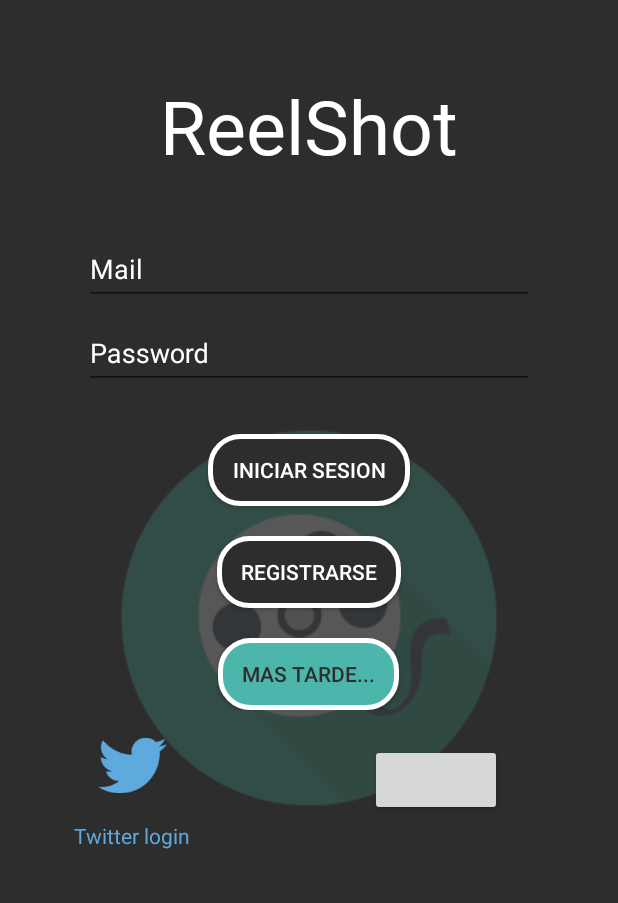
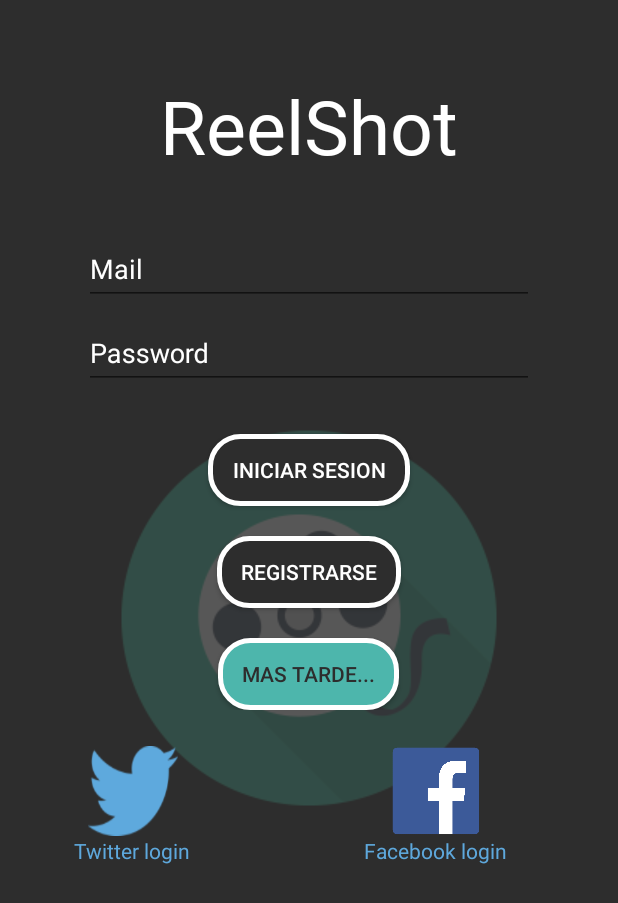
Before and after one commit to Martirio4/DH4, an Android app: the ActivityLogin screen opened directly, with no data from a screen before it, on a phone screen of 412 x 824 dp. Shown: the top 903 px of the screen. Run offline under Robolectric (Android 15) with nearby library versions, the phone set to English and light mode, and no system bars; our stand-ins replace Firebase (no records; nobody signed in at launch, a user with empty details on screens opened directly); libraries missing offline, so code that uses them is left out: com.facebook, com.facebook.login, com.facebook.share, com.twitter.sdk; plain views replace LoginButton; 7 statements that could not run were skipped.

Commit message:
clic poster actores, graficos menores

```diff
--- a/MyApplication_CON_RECYCLER/app/src/main/java/com/craps/myapplication/ControllerFormato/ControllerFormato.java
+++ b/MyApplication_CON_RECYCLER/app/src/main/java/com/craps/myapplication/ControllerFormato/ControllerFormato.java
@@ -588,7 +588,7 @@ public class ControllerFormato {
             final Activity unaActivity = (Activity) context;
             View view = (View) unaActivity.findViewById(R.id.detalle_contenedor_fragment);
 
-            Snackbar.make(view, "Desea eliminar la "+tipo+" "+nombre+" de sus favoritos?",Snackbar.LENGTH_LONG)
+            Snackbar.make(view, "Desea eliminar la "+tipo+" "+nombre+" de sus favoritos?",Snackbar.LENGTH_SHORT)
                     .setAction("Aceptar", new View.OnClickListener() {
                         @Override
                         public void onClick(View v) {
--- a/MyApplication_CON_RECYCLER/app/src/main/java/com/craps/myapplication/View/Activities/ActivityLogin.java
+++ b/MyApplication_CON_RECYCLER/app/src/main/java/com/craps/myapplication/View/Activities/ActivityLogin.java
@@ -61,6 +61,7 @@ public class ActivityLogin extends AppCompatActivity {
     TwitterAuthClient twitterAuthClient;
     TwitterApiClient twitterApiClient;
     private ProgressBar unProgressBar;
+    private ImageButton fakeFbLogin;
 
     private CallbackManager callbackManager;
     private LoginButton loginButton;
@@ -217,7 +218,7 @@ public class ActivityLogin extends AppCompatActivity {
 
         // Initialize Facebook Login button
         callbackManager = CallbackManager.Factory.create();
-        LoginButton loginButton = (LoginButton) findViewById(R.id.login_button);
+        loginButton = (LoginButton) findViewById(R.id.login_button);
         loginButton.setReadPermissions("email", "public_profile");
         loginButton.registerCallback(callbackManager, new FacebookCallback<LoginResult>() {
             @Override
@@ -248,7 +249,15 @@ public class ActivityLogin extends AppCompatActivity {
 
         //Asigno el content al share button
         shareButton.setShareContent(content);
+
 */
+        fakeFbLogin=(ImageButton)findViewById(R.id.fakeLogin);
+        fakeFbLogin.setOnClickListener(new View.OnClickListener() {
+            @Override
+            public void onClick(View v) {
+                loginButton.performClick();
+            }
+        });
     }
 
 
--- a/MyApplication_CON_RECYCLER/app/src/main/res/layout/activity_login.xml
+++ b/MyApplication_CON_RECYCLER/app/src/main/res/layout/activity_login.xml
@@ -8,6 +8,7 @@
     xmlns:adroid="http://schemas.android.com/apk/res-auto"
     tools:context="com.craps.myapplication.View.Activities.ActivityLogin"
     android:background="@color/paleta0">
+
 
 
     <TextView
@@ -37,12 +38,6 @@
         android:layout_centerInParent="true"
         android:layout_height="wrap_content">
 
-        <ProgressBar
-            android:layout_width="200dp"
-            android:layout_height="200dp"
-            android:id="@+id/progress_bar"
-            android:layout_gravity="center_horizontal|center_vertical"
-            />
 
     <ImageView
         android:layout_width="wrap_content"
@@ -141,6 +136,7 @@
     <LinearLayout
         android:layout_width="match_parent"
         android:orientation="horizontal"
+        android:layout_marginTop="24dp"
         android:layout_marginBottom="8dp"
         android:layout_below="@id/contenedorBotones"
         android:layout_height="wrap_content">
@@ -154,13 +150,12 @@
             android:layout_height="wrap_content">
 
             <ImageButton
-                android:layout_width="wrap_content"
-                android:layout_height="wrap_content"
+                android:layout_width="60dp"
+                android:layout_height="60dp"
                 android:layout_gravity="center"
-                android:scaleType="centerInside"
+                android:scaleType="fitXY"
                 android:id="@+id/loginBtn"
-                android:scaleX=".5"
-                android:scaleY=".5"
+
 
                 android:background="@android:color/transparent"
                 android:src="@drawable/twitterlogin"
@@ -182,11 +177,28 @@
             android:layout_weight="60"
             android:orientation="vertical">
 
+            <ImageButton
+                android:layout_width="60dp"
+                android:layout_height="60dp"
+                android:background="@null"
+                android:id="@+id/fakeLogin"
+                android:scaleType="fitXY"
+                android:layout_gravity="center"
+                android:src="@drawable/face"/>
+            <TextView
+                android:layout_width="wrap_content"
+                android:layout_below="@id/loginBtn"
+                android:layout_gravity="center"
+                android:textColor="#5ea8dc"
+                android:text="Facebook login"
+                android:layout_height="wrap_content" />
+
             <com.facebook.login.widget.LoginButton
                 android:id="@+id/login_button"
                 android:layout_width="wrap_content"
                 android:layout_height="wrap_content"
                 android:layout_gravity="center"
+                android:visibility="gone"
 
                 />
         </LinearLayout>
@@ -196,7 +208,13 @@
 
 
 
-
+    <ProgressBar
+        android:layout_width="200dp"
+        android:layout_height="200dp"
+        android:layout_centerInParent="true"
+        android:id="@+id/progress_bar"
+        android:layout_gravity="center_horizontal|center_vertical"
+        />
 
 
 
--- a/MyApplication_CON_RECYCLER/app/src/main/res/layout/activity_poster.xml
+++ b/MyApplication_CON_RECYCLER/app/src/main/res/layout/activity_poster.xml
@@ -5,6 +5,7 @@
     android:layout_width="match_parent"
     android:layout_height="match_parent"
     android:orientation="vertical"
+    android:background="@color/paleta0"
     tools:context="com.craps.myapplication.View.Activities.ActivityPoster">
     <include layout="@layout/app_bar"/>
 
```
Also changed, not shown: MyApplication_CON_RECYCLER/app/src/main/java/com/craps/myapplication/View/Activities/ActivityActores.java (+10 -0 lines), MyApplication_CON_RECYCLER/app/src/main/java/com/craps/myapplication/View/Adapters/AdapterImagenes.java (+17 -1 lines), MyApplication_CON_RECYCLER/app/src/main/java/com/craps/myapplication/View/Fragments/FragmentActores.java (+21 -36 lines), MyApplication_CON_RECYCLER/app/src/main/res/layout/fragment_actores.xml (+6 -11 lines), MyApplication_CON_RECYCLER/app/src/main/res/drawable/face.png (added), MyApplication_CON_RECYCLER/app/src/main/res/drawable/face3.png (added).
